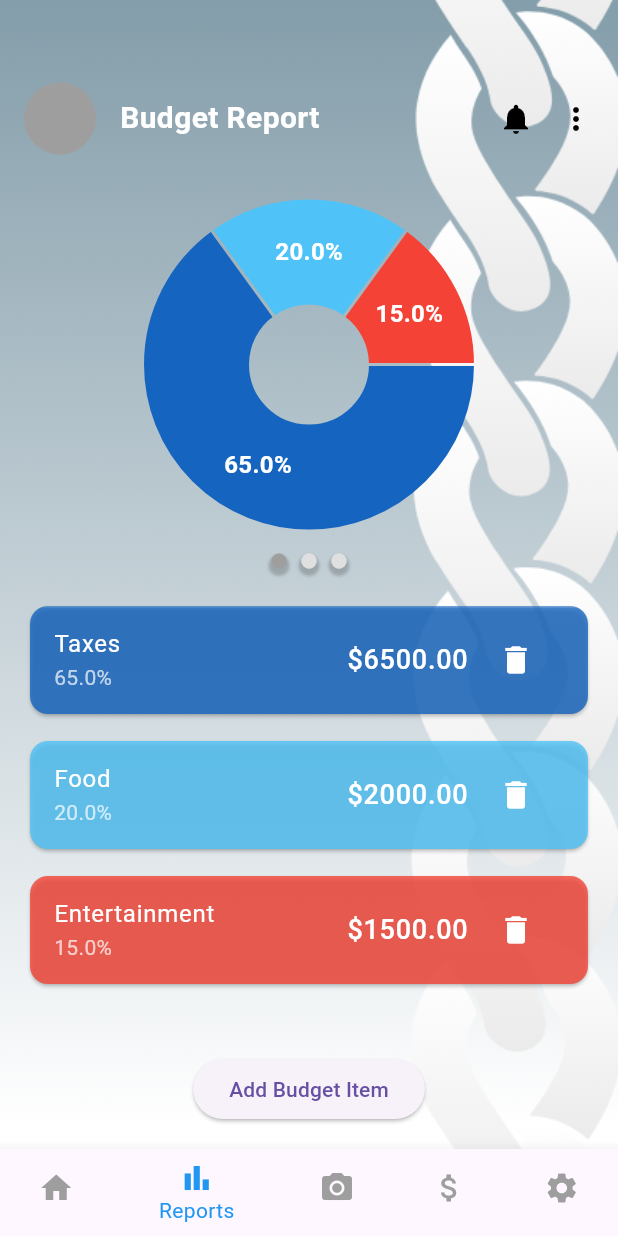
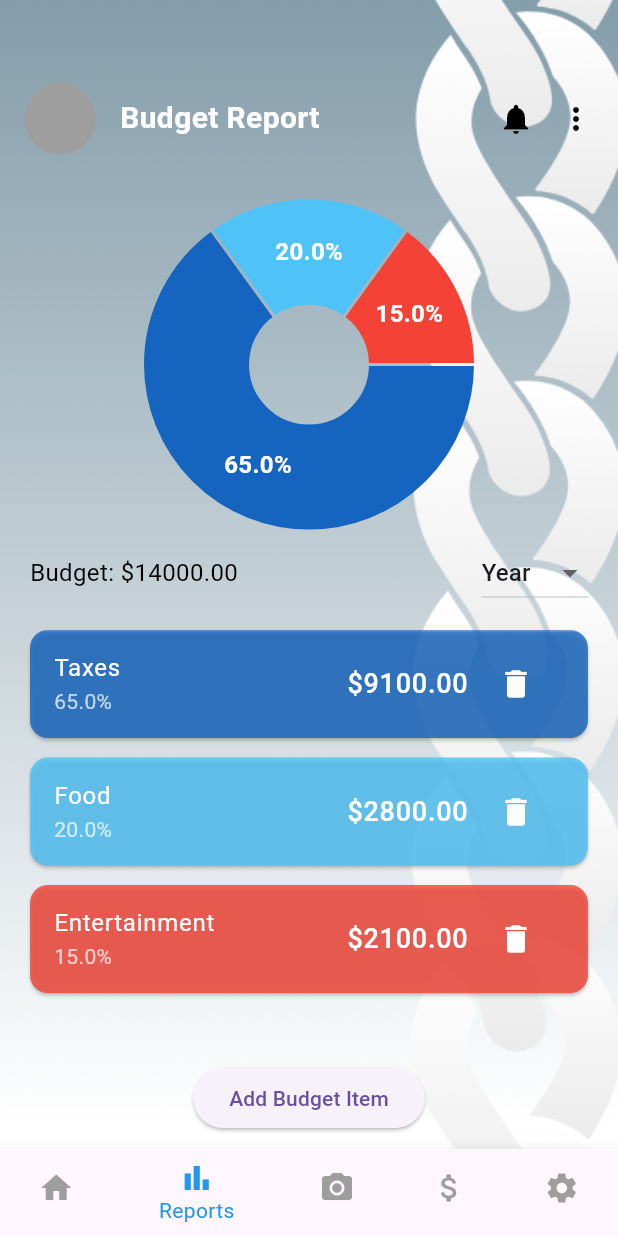
Before and after one commit to ALe-BD/fiscus, a Flutter app: the screen it shows after launch, item 2 of the bottom bar chosen, on a phone screen of 412 x 824 dp. Run offline on Flutter 3.47's test engine with Material 3 defaults, Android fonts, the phone set to English and light mode, and no system bars; drawn by our look-alikes of fl_chart; our stand-ins replace firebase_auth, firebase_core; accounts and stored records are empty.

Commit message:
Periodical Budget functionality

```diff
--- a/lib/screens/budget_page.dart
+++ b/lib/screens/budget_page.dart
@@ -1,6 +1,9 @@
 import 'package:flutter/material.dart';
 import 'package:fl_chart/fl_chart.dart';
+import 'package:flutter/src/rendering/box.dart';
 
+double balance = 14000;
+double currAmount = 14000;
 class BudgetPage extends StatefulWidget {
   @override
   _BudgetPageState createState() => _BudgetPageState();
@@ -9,10 +12,40 @@ class BudgetPage extends StatefulWidget {
 class _BudgetPageState extends State<BudgetPage> {
   // List to store budget items
   List<BudgetItem> budgetItems = [
-    BudgetItem(label: 'Taxes', percentage: 65, color: Colors.blue.shade800, amount: 10000),
-    BudgetItem(label: 'Food', percentage: 20, color: Colors.lightBlue.shade300, amount: 10000),
-    BudgetItem(label: 'Entertainment', percentage: 15, color: Colors.red, amount: 10000),
+    BudgetItem(label: 'Taxes', percentage: 65, color: Colors.blue.shade800, amount: 9100),
+    BudgetItem(label: 'Food', percentage: 20, color: Colors.lightBlue.shade300, amount: 2800),
+    BudgetItem(label: 'Entertainment', percentage: 15, color: Colors.red, amount: 2100),
   ];
+  int selectedPeriod = 0; // 0: Year, 1: Week, 2: Month, 3: Day
+
+  // Function to update the amount for all budget items
+  void updateAmountsForAll(int periodic) {
+  setState(() {
+    if(periodic == 0) {
+      for (var item in budgetItems) {
+        item.amount = balance * (item.percentage / 100);
+        currAmount = balance;
+      }
+    }else if (periodic == 1) {
+      for (var item in budgetItems) {
+        item.amount = (balance/12) * (item.percentage / 100);
+        currAmount = balance/12;
+      }
+    }else if (periodic == 2) {
+      for (var item in budgetItems) {
+        item.amount = (balance/52) * (item.percentage / 100);
+        currAmount = balance/52;
+      }
+    }else {
+      for (var item in budgetItems) {
+        item.amount = (balance/365) * (item.percentage / 100);
+        currAmount = balance/365;
+      }
+    }
+  });
+}
+
+
   // Method edit
   void _showEditBudgetItemDialog(BuildContext context, int index) {
   final TextEditingController labelController =
@@ -132,7 +165,7 @@ class _BudgetPageState extends State<BudgetPage> {
   // Method to add a new budget item
   void addBudgetItem(String label, double percentage, Color color) {
     setState(() {
-      budgetItems.add(BudgetItem(label: label, percentage: percentage, color: color, amount: 10000));
+      budgetItems.add(BudgetItem(label: label, percentage: percentage, color: color, amount: currAmount*(percentage/100)));
     });
     checkTotalPercentage();
   }
@@ -142,7 +175,6 @@ class _BudgetPageState extends State<BudgetPage> {
     setState(() {
       budgetItems.removeAt(index);
     });
-    checkTotalPercentage();
   }
 
   // Warn if total percentage exceeds 100%
@@ -220,18 +252,54 @@ class _BudgetPageState extends State<BudgetPage> {
                   ),
                 ),
               ),
-              SizedBox(height: 20),
-              Row(
-                mainAxisAlignment: MainAxisAlignment.center,
-                children: [
-                  _buildCircleWithShadow(Icons.circle, Colors.grey),
-                  SizedBox(width: 8),
-                  _buildCircleWithShadow(Icons.circle, Colors.grey.shade300),
-                  SizedBox(width: 8),
-                  _buildCircleWithShadow(Icons.circle, Colors.grey.shade300),
-                ],
+              SizedBox(height: 10),
+              // Dropdown menu for selecting time period (Day, Month, Week, Year)
+              // Row with Dropdown and Current Amount
+              Padding(
+                padding: const EdgeInsets.symmetric(horizontal: 20.0),
+                child: Row(
+                  mainAxisAlignment: MainAxisAlignment.spaceBetween,
+                  children: [
+                    // Current Amount Display
+                    Text(
+                      'Budget: \$${currAmount.toStringAsFixed(2)}',
+                      style: TextStyle(color: const Color.fromARGB(255, 0, 0, 0), fontSize: 16),
+                    ),
+                    // Dropdown menu for selecting time period (Day, Month, Week, Year)
+                    DropdownButton<int>(
+                      value: selectedPeriod,
+
+                      dropdownColor: Colors.white,
+                      borderRadius: BorderRadius.circular(15),
+                      items: [
+                      DropdownMenuItem(
+                        value: 0,
+                        child: Text('Year'),
+                      ),
+                      DropdownMenuItem(
+                        value: 1,
+                        child: Text('Month'),
+                      ),
+                      DropdownMenuItem(
+                        value: 2,
+                        child: Text('Week'),
+                      ),
+                      DropdownMenuItem(
+                        value: 3,
+                        child: Text('Day'),
+                      ),
+                    ],
+                      onChanged: (value) {
+                        setState(() {
+                          selectedPeriod = value!;
+                          updateAmountsForAll(selectedPeriod);
+                        });
+                      },
+                    ),
+                  ],
+                ),
               ),
-              SizedBox(height: 20),
+              SizedBox(height: 10),
               // Scrollable Budget Items
               Expanded(
                 child: ShaderMask(
@@ -263,11 +331,11 @@ class _BudgetPageState extends State<BudgetPage> {
                                   label: entry.value.label,
                                   percentage: '${entry.value.percentage}%',
                                   color: entry.value.color,
-                                  amount: entry.value.amount*(entry.value.percentage/100),
+                                  amount: entry.value.amount,
                                   onDelete: () => removeBudgetItem(entry.key),
                                   onEdit: () => _showEditBudgetItemDialog(context, entry.key),
                               ),
-                              SizedBox(height: 10),
+                              SizedBox(height: 5),
                             ],
                           ),
                         )
@@ -279,7 +347,7 @@ class _BudgetPageState extends State<BudgetPage> {
     ),
               // Add Budget Item Button
               Padding(
-                padding: const EdgeInsets.all(16.0),
+                padding: const EdgeInsets.all(10.0),
                 child: ElevatedButton(
                   onPressed: () {
                     _showAddBudgetItemDialog(context);
@@ -365,7 +433,7 @@ class BudgetItem {
   final String label;
   final double percentage;
   final Color color;
-  final double amount;
+  double amount;
 
   BudgetItem({required this.label, required this.percentage, required this.color, required this.amount});
 }
@@ -374,7 +442,7 @@ class BudgetItem {
 class BudgetItemCard extends StatelessWidget {
   final String label;
   final String percentage;
-  final double amount;
+  double amount;
   final Color color;
   final VoidCallback? onDelete;
   final VoidCallback? onEdit;
```
